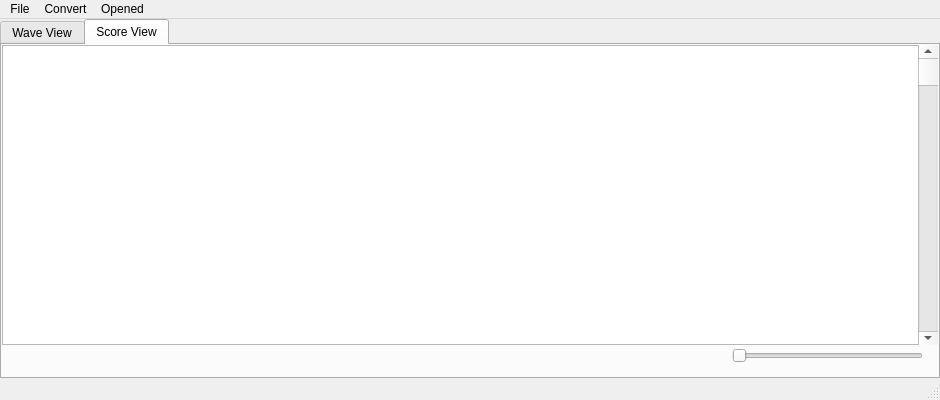
scoreur/QS, file qswindow.ui: the form before one commit.
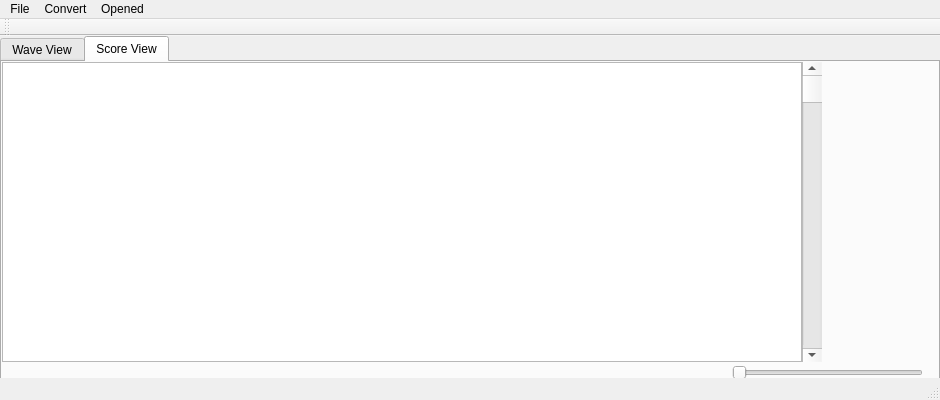
The form after the commit. The open tabs and pages were chosen to show the change.

```diff
--- a/qswindow.ui
+++ b/qswindow.ui
@@ -126,7 +126,7 @@
        <rect>
         <x>0</x>
         <y>0</y>
-        <width>920</width>
+        <width>800</width>
         <height>300</height>
        </rect>
       </property>
@@ -137,7 +137,7 @@
      <widget class="QScrollBar" name="verticalScrollBar">
       <property name="geometry">
        <rect>
-        <x>916</x>
+        <x>800</x>
         <y>0</y>
         <width>20</width>
         <height>300</height>
@@ -214,6 +214,17 @@
     <string extracomment="Current Path: "/>
    </property>
   </widget>
+  <widget class="QToolBar" name="toolBar">
+   <property name="windowTitle">
+    <string>toolBar</string>
+   </property>
+   <attribute name="toolBarArea">
+    <enum>TopToolBarArea</enum>
+   </attribute>
+   <attribute name="toolBarBreak">
+    <bool>false</bool>
+   </attribute>
+  </widget>
   <action name="actionAbout_QS">
    <property name="text">
     <string>About QS</string>
```
Left out of the diff: 8 changed lines with no effect on the pictures.
